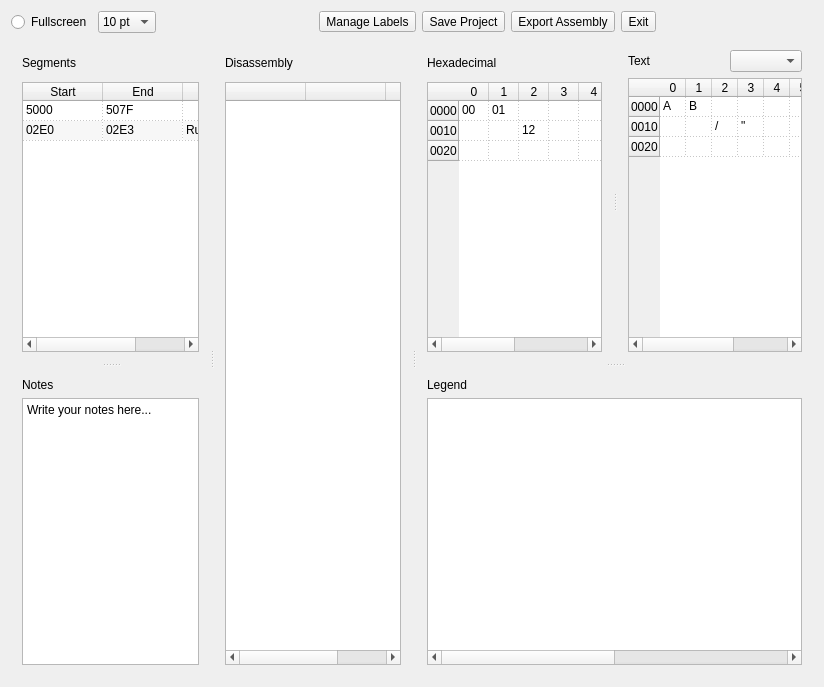
The window that mainwindow.ui (ivop/frida) describes before a commit, drawn with Qt 5.
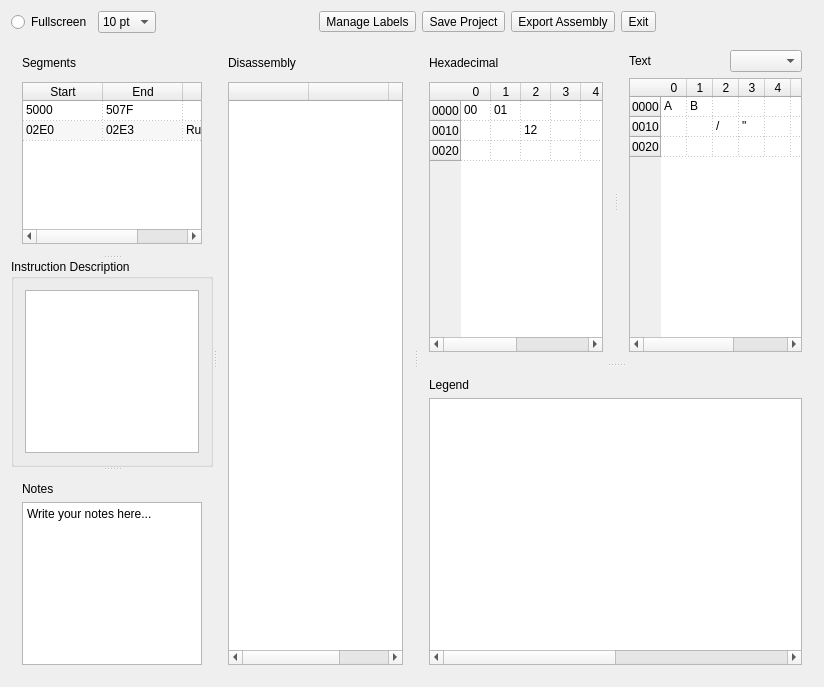
The same window after the commit. Icons and pictures are not drawn.

Commit message: display intruction description when an opcode is double clicked Intel 8080 fully implemented, 6502 needs to be done

What changed in the file:
```diff
--- a/mainwindow.ui
+++ b/mainwindow.ui
@@ -294,6 +294,16 @@
          </item>
         </layout>
        </widget>
+       <widget class="QGroupBox" name="groupBox">
+        <property name="title">
+         <string>Instruction Description</string>
+        </property>
+        <layout class="QVBoxLayout" name="verticalLayout_2">
+         <item>
+          <widget class="QTextEdit" name="instructionDescription"/>
+         </item>
+        </layout>
+       </widget>
        <widget class="QWidget" name="verticalLayoutWidget_3">
         <layout class="QVBoxLayout" name="verticalNotes">
          <item>
```
The commit also changes 4 other files.
